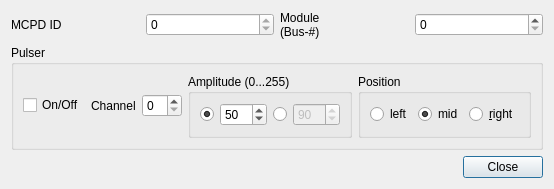
Old version of the form qmesydaq/mpsdpulser.ui in the repository flueke/qmesydaq.
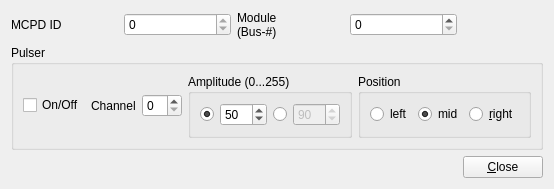
New version of the form. Custom widgets are drawn as their Qt base class.

Commit message:
[GUI] disable the default behaviour of 'close' button in pulser setup
The pulser setup should not be closed on pressing the enter button if
changing a value like amplitude or channel

Diff of the .ui file:
```diff
--- a/qmesydaq/mpsdpulser.ui
+++ b/qmesydaq/mpsdpulser.ui
@@ -7,7 +7,7 @@
     <x>0</x>
     <y>0</y>
     <width>554</width>
-    <height>171</height>
+    <height>170</height>
    </rect>
   </property>
   <property name="windowTitle">
@@ -56,7 +56,7 @@
      </item>
     </layout>
    </item>
-   <item row="1" column="0">
+   <item row="1" column="0" colspan="2">
     <widget class="QGroupBox" name="pulserGroupBox">
      <property name="title">
       <string>Pulser</string>
@@ -196,12 +196,25 @@
     </widget>
    </item>
    <item row="2" column="0">
-    <widget class="QDialogButtonBox" name="buttonBox">
+    <spacer name="horizontalSpacer">
      <property name="orientation">
       <enum>Qt::Horizontal</enum>
      </property>
-     <property name="standardButtons">
-      <set>QDialogButtonBox::Close</set>
+     <property name="sizeHint" stdset="0">
+      <size>
+       <width>40</width>
+       <height>20</height>
+      </size>
+     </property>
+    </spacer>
+   </item>
+   <item row="2" column="1">
+    <widget class="QPushButton" name="pushButton">
+     <property name="text">
+      <string>&amp;Close</string>
+     </property>
+     <property name="autoDefault">
+      <bool>false</bool>
      </property>
     </widget>
    </item>
```
Left out of the diff: 36 changed lines with no effect on the pictures. The commit also changes 1 other file.
